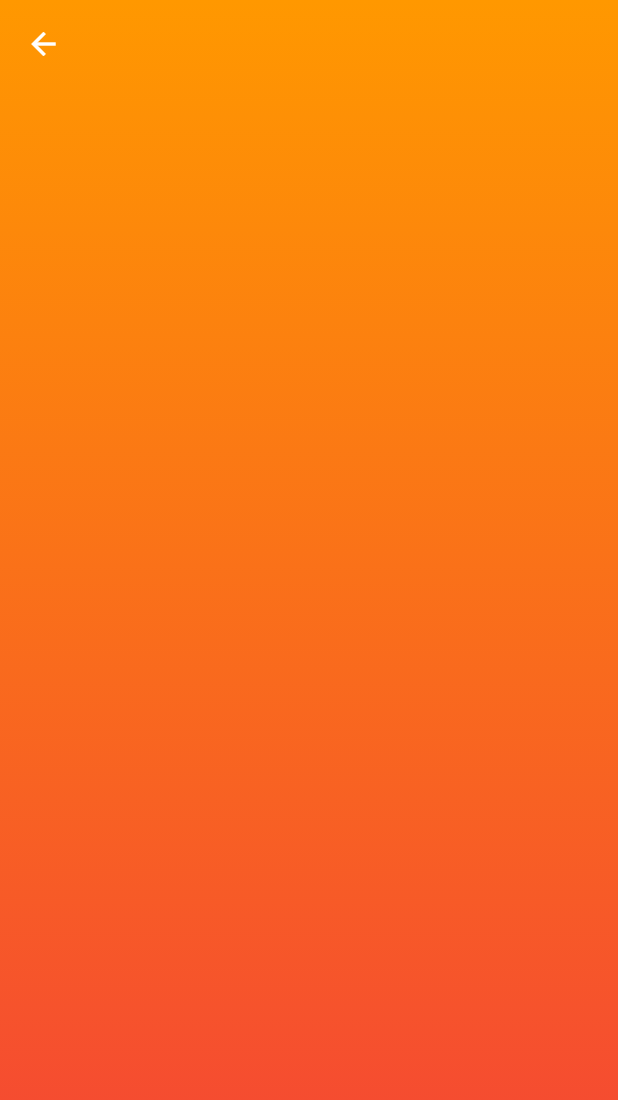
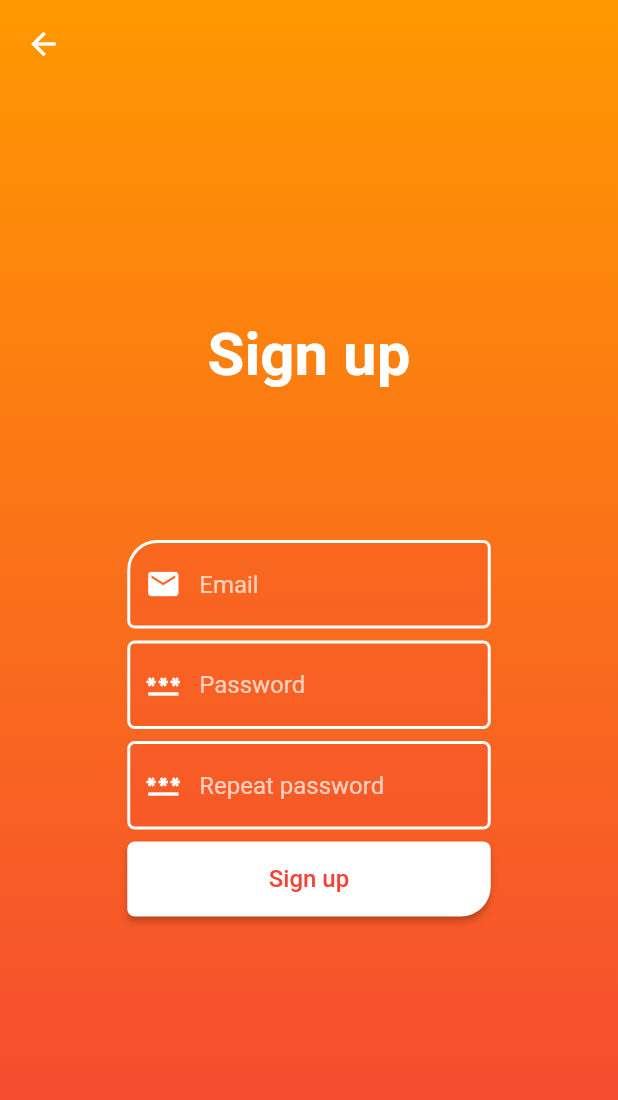
Before and after one commit to makjac/Flutter_Fit_fit_meal, a Flutter app: the RegisterPage screen opened by its route, on a phone screen of 412 x 824 dp. Shown: the top 1100 px of the screen. Run offline on Flutter 3.47's test engine with Material 2 defaults, Android fonts, the phone set to English and light mode, and no system bars; our stand-ins replace firebase_core, go_router; accounts and stored records are empty.

Commit message:
auth screens

```diff
--- a/lib/main.dart
+++ b/lib/main.dart
@@ -1,8 +1,8 @@
 // ignore_for_file: public_member_api_docs, sort_constructors_first
 import 'package:firebase_core/firebase_core.dart';
 import 'package:fit_fit_meal/screens/auth/forgot_password/forgot_passwd_page.dart';
-import 'package:fit_fit_meal/screens/auth/signIn/signIn_page.dart';
-import 'package:fit_fit_meal/screens/auth/signUp/signUp_page.dart';
+import 'package:fit_fit_meal/screens/auth/signIn/signi_n_page.dart';
+import 'package:fit_fit_meal/screens/auth/signUp/sign_up_page.dart';
 import 'package:fit_fit_meal/screens/home/home_page.dart';
 import 'package:flutter/material.dart';
 import 'package:go_router/go_router.dart';
--- a/lib/screens/auth/Widgets/auth_title.dart
+++ b/lib/screens/auth/Widgets/auth_title.dart
@@ -1,8 +1,4 @@
-// ignore_for_file: public_member_api_docs, sort_constructors_first
-import 'package:flutter/cupertino.dart';
 import 'package:flutter/material.dart';
-import 'package:flutter/src/widgets/container.dart';
-import 'package:flutter/src/widgets/framework.dart';
 
 class AuthTitle extends StatelessWidget {
   final String label;
--- /dev/null
+++ b/lib/screens/auth/signUp/sign_up_context.dart
@@ -0,0 +1,110 @@
+import 'package:flutter/material.dart';
+
+import '../../../utils/validator.dart';
+import '../../../widgets/inputDecoration/border_none.dart';
+import '../../../widgets/inputDecoration/border_top_left.dart';
+import '../Widgets/auth_title.dart';
+
+class SignUpContext extends StatelessWidget {
+  final _formKey = GlobalKey<FormState>();
+  SignUpContext({super.key});
+
+  @override
+  Widget build(BuildContext context) {
+    double width = MediaQuery.of(context).size.width;
+    return Padding(
+      padding: const EdgeInsets.all(16),
+      child: Column(
+        mainAxisAlignment: MainAxisAlignment.center,
+        children: [
+          const AuthTitle(label: "Sign up"),
+          const SizedBox(height: 100),
+          Form(
+            key: _formKey,
+            child: Column(
+              children: [
+                _emailButton(width),
+                const SizedBox(height: 8),
+                _passwdTextField(width),
+                const SizedBox(height: 8),
+                _repeatPasswdTextField(width),
+                const SizedBox(height: 8),
+                _signUpbutton(width),
+              ],
+            ),
+          ),
+        ],
+      ),
+    );
+  }
+
+  Widget _emailButton(double width) => SizedBox(
+        width: width / 1.7,
+        child: TextFormField(
+          decoration: borderTopLeft(
+            "Email",
+            const Icon(
+              Icons.email,
+              color: Colors.white,
+            ),
+          ),
+          validator: (value) {
+            if (Validator.isEmail(value)) {
+              return null;
+            }
+            return "email is incorrect!";
+          },
+        ),
+      );
+
+  Widget _passwdTextField(double width) => SizedBox(
+        width: width / 1.7,
+        child: TextFormField(
+          obscureText: true,
+          decoration: borderNone(
+            "Password",
+            const Icon(
+              Icons.password,
+              color: Colors.white,
+            ),
+          ),
+        ),
+      );
+
+  Widget _repeatPasswdTextField(double width) => SizedBox(
+        width: width / 1.7,
+        child: TextFormField(
+          obscureText: true,
+          decoration: borderNone(
+            "Repeat password",
+            const Icon(
+              Icons.password,
+              color: Colors.white,
+            ),
+          ),
+        ),
+      );
+
+  Widget _signUpbutton(double width) => SizedBox(
+        width: width / 1.7,
+        height: 50,
+        child: ElevatedButton(
+          onPressed: () {},
+          style: ElevatedButton.styleFrom(
+            backgroundColor: Colors.white,
+            shape: const RoundedRectangleBorder(
+              borderRadius: BorderRadius.only(
+                bottomLeft: Radius.circular(5),
+                topLeft: Radius.circular(5),
+                bottomRight: Radius.circular(20),
+                topRight: Radius.circular(5),
+              ),
+            ),
+          ),
+          child: const Text(
+            "Sign up",
+            style: TextStyle(color: Colors.red, fontSize: 16),
+          ),
+        ),
+      );
+}
--- a/lib/screens/auth/signUp/signUp_page.dart
+++ b/lib/screens/auth/signUp/sign_up_page.dart
@@ -1,3 +1,4 @@
+import 'package:fit_fit_meal/screens/auth/signUp/sign_up_context.dart';
 import 'package:fit_fit_meal/widgets/boxDecoration/home_gradnient_bacground.dart';
 import 'package:fit_fit_meal/widgets/buttons/pop_back_arrow.dart';
 import 'package:flutter/material.dart';
@@ -14,8 +15,10 @@ class RegisterPage extends StatelessWidget {
           width: double.infinity,
           decoration: homeGradientBacground(),
           child: Stack(
-            children: const [
-              Positioned(
+            alignment: Alignment.center,
+            children: [
+              SignUpContext(),
+              const Positioned(
                 top: 5,
                 left: 5,
                 child: PopBackArrow(),
--- a/lib/screens/home/home_page.dart
+++ b/lib/screens/home/home_page.dart
@@ -1,9 +1,8 @@
-import 'package:fit_fit_meal/screens/home/home_signUp_button.dart';
-import 'package:fit_fit_meal/screens/home/home_signIn_button.dart';
+import 'package:fit_fit_meal/screens/home/home_sign_up_button.dart';
+import 'package:fit_fit_meal/screens/home/home_sign_in_button.dart';
 import 'package:fit_fit_meal/screens/home/home_title.dart';
 import 'package:fit_fit_meal/widgets/boxDecoration/home_gradnient_bacground.dart';
 import 'package:flutter/material.dart';
-import 'package:go_router/go_router.dart';
 
 class Home extends StatelessWidget {
   const Home({super.key});
@@ -16,7 +15,6 @@ class Home extends StatelessWidget {
           body: Center(
             child: Container(
               width: double.infinity,
-              height: double.infinity,
               decoration: homeGradientBacground(),
               child: Column(
                 mainAxisAlignment: MainAxisAlignment.center,
--- a/lib/screens/home/home_signUp_button.dart
+++ b/lib/screens/home/home_sign_up_button.dart
@@ -1,6 +1,4 @@
 import 'package:flutter/material.dart';
-import 'package:flutter/src/widgets/container.dart';
-import 'package:flutter/src/widgets/framework.dart';
 import 'package:go_router/go_router.dart';
 
 class HomeSignUpButton extends StatelessWidget {
--- a/lib/screens/home/home_title.dart
+++ b/lib/screens/home/home_title.dart
@@ -1,6 +1,4 @@
 import 'package:flutter/material.dart';
-import 'package:flutter/src/widgets/container.dart';
-import 'package:flutter/src/widgets/framework.dart';
 
 class HomeTitle extends StatelessWidget {
   const HomeTitle({super.key});
--- /dev/null
+++ b/lib/utils/validator.dart
@@ -0,0 +1,9 @@
+class Validator {
+  static bool isEmail(String? email) {
+    if (email != null) {
+      RegExp(r"^[a-zA-Z0-9.a-zA-Z0-9.!#$%&'*+-/=?^_`{|}~]+@[a-zA-Z0-9]+\.[a-zA-Z]+")
+          .hasMatch(email);
+    }
+    return false;
+  }
+}
```
Also changed, not shown: lib/screens/auth/forgot_password/forgot_context.dart (added, +76 -0 lines), lib/screens/auth/forgot_password/forgot_passwd_page.dart (+18 -3 lines), lib/screens/auth/signIn/signIn_context.dart (deleted, +0 -77 lines), lib/screens/auth/signIn/sign_in_context.dart (added, +117 -0 lines), lib/screens/auth/signIn/signi_n_page.dart (renamed from lib/screens/auth/signIn/signIn_page.dart, +3 -4 lines), lib/screens/home/home_sign_in_button.dart (renamed from lib/screens/home/home_signIn_button.dart).
